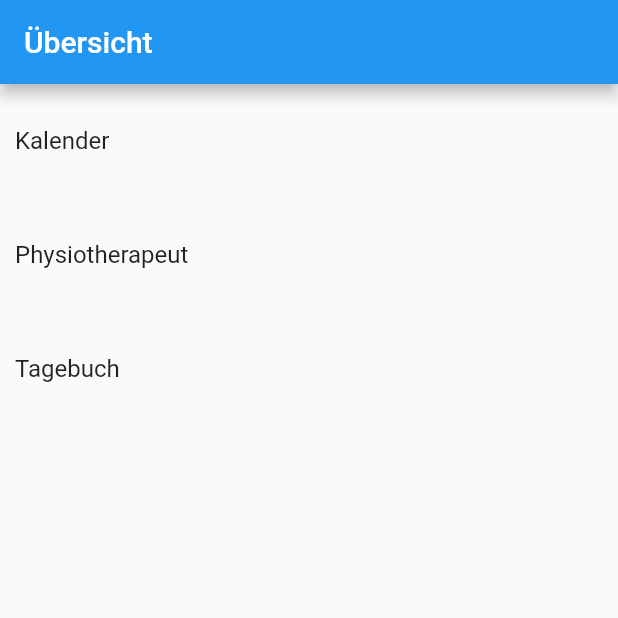
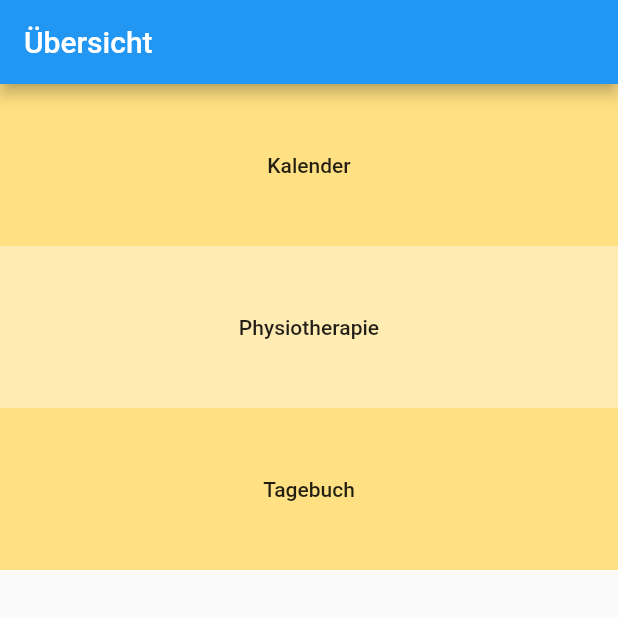
Before and after one commit to Frederik-Roeckle/casestudy, a Flutter app: the screen it shows after launch, on a phone screen of 412 x 824 dp, the top half of it. Run offline on Flutter 3.47's test engine with Material 2 defaults, Android fonts, the phone set to English and light mode, and no system bars.

Commit message:
Finally made Buttons out of my Containers

```diff
--- a/lib/Routing/Kategorien.dart
+++ /dev/null
@@ -1,5 +0,0 @@
-class Kategorien {
-  final String name;
-  final String route;
-  Kategorien({this.name, this.route});
-}
--- a/lib/homescreen.dart
+++ b/lib/homescreen.dart
@@ -1,34 +1,37 @@
-import 'package:flutter_app_casestudy/Routing/Kategorien.dart';
-
 import 'styles.dart';
 import 'package:flutter/material.dart';
 
 class HomescreenList extends StatelessWidget {
-  final List<Kategorien> kategorien;
-
-  HomescreenList(this.kategorien);
-
   @override
   Widget build(BuildContext context) {
     return Scaffold(
-      appBar: AppBar(title: Text("Übersicht")),
-      body: ListView.builder(
-        itemCount: this.kategorien.length,
-        itemBuilder: _listViewItemBuilder,
-      ),
-    );
-  }
-
-  Widget _listViewItemBuilder(BuildContext context, int index) {
-    var kategorien = this.kategorien[index];
-    return ListTile(
-        contentPadding: EdgeInsets.all(10.0),
-        title: Text(kategorien.name),
-        onTap: () => _navigationToKategorieDetail(context, kategorien));
-  }
-
-  void _navigationToKategorieDetail(
-      BuildContext context, Kategorien kategorie) {
-    Navigator.pushNamed(context, kategorie.route);
+        appBar: AppBar(title: Text("Übersicht")),
+        body: Column(
+          crossAxisAlignment: CrossAxisAlignment.stretch,
+          children: <Widget>[
+            Container(
+              padding: EdgeInsets.all(30.0),
+              color: Colors.amber[200],
+              child: new FlatButton(
+                  onPressed: () => Navigator.pushNamed(context, '/Kalender'),
+                  child: new Text('Kalender')),
+            ),
+            Container(
+              padding: EdgeInsets.all(30.0),
+              color: Colors.amber[100],
+              child: new FlatButton(
+                  onPressed: () =>
+                      Navigator.pushNamed(context, '/Physiotherapie'),
+                  child: new Text('Physiotherapie')),
+            ),
+            Container(
+              padding: EdgeInsets.all(30.0),
+              color: Colors.amber[200],
+              child: new FlatButton(
+                  onPressed: () => Navigator.pushNamed(context, '/Tagebuch'),
+                  child: new Text('Tagebuch')),
+            ),
+          ],
+        ));
   }
 }
--- a/lib/main.dart
+++ b/lib/main.dart
@@ -1,20 +1,19 @@
 import 'package:flutter/material.dart';
 import 'package:flutter_app_casestudy/Physiotherapie.dart';
-import 'package:flutter_app_casestudy/Routing/Routes.dart';
+
 import 'package:flutter_app_casestudy/Tagebuch.dart';
 import 'homescreen.dart';
 import 'Kalender.dart';
 
 void main() {
-  final routes = Routes.fetchAll();
   return runApp(MaterialApp(
     initialRoute: '/',
     routes: {
       // When navigating to the "/" route, build the FirstScreen widget.
-      '/': (context) => HomescreenList(routes),
+      '/': (context) => HomescreenList(),
       // When navigating to the "/second" route, build the SecondScreen widget.
       '/Kalender': (context) => Kalender(),
-      '/Physiotherapeut': (context) => Physiotherapie(),
+      '/Physiotherapie': (context) => Physiotherapie(),
       '/Tagebuch': (context) => Tagebuch(),
     },
   ));
```
Also changed, not shown: lib/Routing/Routes.dart (deleted, +0 -12 lines).
